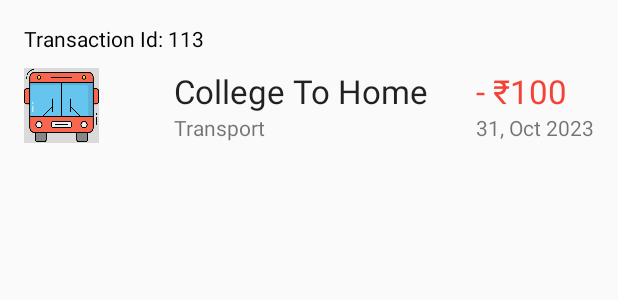
After one commit to Suthar-Naresh/Android-Project, an Android app: the layout section_row_item.xml on its own in the app's theme, with its tools: preview values and no code run, on a phone screen of 412 x 824 dp. The commit adds this screen. Shown: the top 300 px of the screen. Run offline under Robolectric (Android 15) with nearby library versions, the phone set to English and light mode, and no system bars.

Commit message:
created sectioned recycler view

```diff
--- a/app/src/main/java/com/mad/expensetracker/HomeFragment.java
+++ b/app/src/main/java/com/mad/expensetracker/HomeFragment.java
@@ -104,7 +104,7 @@ public class HomeFragment extends Fragment {
 
 //        Adding data to list
         expenseRowList.add(new SingleRecentCardRow("College To Home","Transport","- ₹100","3 Feb, 2023",R.drawable.transport));
-        expenseRowList.add(new SingleRecentCardRow("Sanju Birthday","Celebration","- ₹250","25 Mar, 2023",R.drawable.celebration));
+        expenseRowList.add(new SingleRecentCardRow("Akshat Birthday","Celebration","- ₹250","11 Jan, 2023",R.drawable.celebration));
         expenseRowList.add(new SingleRecentCardRow("Mobile Recharge","Bill","- ₹700","12 Feb, 2023",R.drawable.bill));
         expenseRowList.add(new SingleRecentCardRow("MAD Xerox","Print","- ₹100","10 Apr, 2023",R.drawable.print));
         expenseRowList.add(new SingleRecentCardRow("Subway","Snacks","- ₹120","27 Jan, 2023",R.drawable.snack));
--- a/app/src/main/java/com/mad/expensetracker/RecentListRecyclerAdaptor.java
+++ b/app/src/main/java/com/mad/expensetracker/RecentListRecyclerAdaptor.java
@@ -71,7 +71,6 @@ public class RecentListRecyclerAdaptor extends RecyclerView.Adapter<RecentListRe
             cardExpenseAmount = itemView.findViewById(R.id.cardExpenseAmount);
             cardExpenseDate = itemView.findViewById(R.id.cardExpenseDate);
 
-
         }
     }
 }
--- /dev/null
+++ b/app/src/main/res/layout/section_row_item.xml
@@ -0,0 +1,79 @@
+<?xml version="1.0" encoding="utf-8"?>
+<android.support.constraint.ConstraintLayout xmlns:android="http://schemas.android.com/apk/res/android"
+    xmlns:app="http://schemas.android.com/apk/res-auto"
+    xmlns:tools="http://schemas.android.com/tools"
+    android:layout_width="match_parent"
+    android:layout_height="wrap_content"
+    android:layout_margin="6dp"
+    android:padding="10dp">
+
+    <TextView
+        android:id="@+id/transactionId"
+        android:layout_width="0dp"
+        android:layout_height="wrap_content"
+        android:text="Transaction Id: 113"
+        android:textColor="@color/black"
+        app:layout_constraintEnd_toEndOf="parent"
+        app:layout_constraintStart_toStartOf="parent"
+        app:layout_constraintTop_toTopOf="parent" />
+
+    <ImageView
+        android:id="@+id/expenseTypeIcon"
+        android:layout_width="50dp"
+        android:layout_height="50dp"
+        android:layout_marginTop="10dp"
+        android:background="#DADADA"
+        app:layout_constraintBottom_toBottomOf="parent"
+        app:layout_constraintStart_toStartOf="parent"
+        app:layout_constraintTop_toBottomOf="@+id/transactionId"
+        app:srcCompat="@drawable/transport" />
+
+    <TextView
+        android:id="@+id/cardExpenseTitle"
+        android:layout_width="0dp"
+        android:layout_height="wrap_content"
+        android:layout_marginStart="50dp"
+        android:layout_marginLeft="50dp"
+        android:layout_marginTop="10dp"
+        android:text="College To Home"
+        android:textAppearance="@style/TextAppearance.AppCompat.Large"
+        app:layout_constraintBottom_toTopOf="@+id/cardExpenseType"
+        app:layout_constraintEnd_toStartOf="@+id/cardExpenseAmount"
+        app:layout_constraintStart_toEndOf="@+id/expenseTypeIcon"
+        app:layout_constraintTop_toBottomOf="@+id/transactionId" />
+
+    <TextView
+        android:id="@+id/cardExpenseType"
+        android:layout_width="0dp"
+        android:layout_height="wrap_content"
+        android:text="Transport"
+        android:textAppearance="@style/TextAppearance.AppCompat.Small"
+        app:layout_constraintBottom_toBottomOf="parent"
+        app:layout_constraintEnd_toEndOf="@+id/cardExpenseTitle"
+        app:layout_constraintStart_toStartOf="@+id/cardExpenseTitle"
+        app:layout_constraintTop_toBottomOf="@+id/cardExpenseTitle" />
+
+    <TextView
+        android:id="@+id/cardExpenseAmount"
+        android:layout_width="0dp"
+        android:layout_height="wrap_content"
+        android:layout_marginTop="10dp"
+        android:text="- ₹100"
+        android:textAppearance="@style/TextAppearance.AppCompat.Large"
+        android:textColor="#F44336"
+        app:layout_constraintBottom_toTopOf="@+id/cardExpenseDate"
+        app:layout_constraintEnd_toEndOf="@+id/cardExpenseDate"
+        app:layout_constraintStart_toStartOf="@+id/cardExpenseDate"
+        app:layout_constraintTop_toBottomOf="@+id/transactionId" />
+
+    <TextView
+        android:id="@+id/cardExpenseDate"
+        android:layout_width="0dp"
+        android:layout_height="wrap_content"
+        android:text="31, Oct 2023"
+        android:textAppearance="@style/TextAppearance.AppCompat.Small"
+        app:layout_constraintBottom_toBottomOf="parent"
+        app:layout_constraintEnd_toEndOf="parent"
+        app:layout_constraintTop_toBottomOf="@+id/cardExpenseAmount" />
+
+</android.support.constraint.ConstraintLayout>
```
Also changed, not shown: app/src/main/java/com/mad/expensetracker/Section.java (added, +54 -0 lines), app/src/main/java/com/mad/expensetracker/SectionChildRecyclerAdaptor.java (added, +45 -0 lines), app/src/main/java/com/mad/expensetracker/SectionRecyclerAdaptor.java (added, +55 -0 lines), app/src/main/java/com/mad/expensetracker/ViewAllActivity.java (+40 -0 lines), app/src/main/res/layout/activity_view_all.xml (+11 -0 lines), app/src/main/res/layout/section_row.xml (added, +28 -0 lines).
